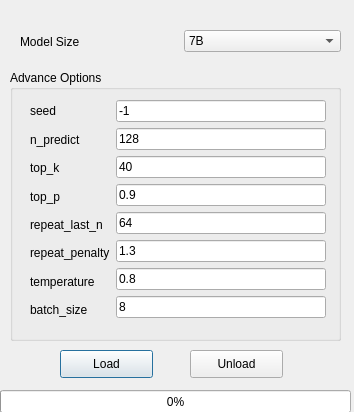
The window that modelsetting.ui (excitedplus1s/chatLLaMa) describes before a commit, drawn with Qt 5.
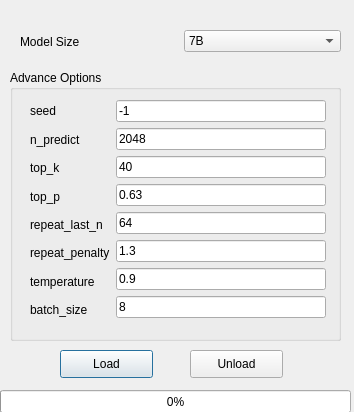
The same window after the commit.

```diff
--- a/modelsetting.ui
+++ b/modelsetting.ui
@@ -110,7 +110,7 @@
        <item>
         <widget class="QLineEdit" name="n_predict">
          <property name="text">
-          <string>128</string>
+          <string>2048</string>
          </property>
         </widget>
        </item>
@@ -124,7 +124,7 @@
        <item>
         <widget class="QLineEdit" name="top_p">
          <property name="text">
-          <string>0.9</string>
+          <string>0.63</string>
          </property>
         </widget>
        </item>
@@ -145,7 +145,7 @@
        <item>
         <widget class="QLineEdit" name="temperature">
          <property name="text">
-          <string>0.8</string>
+          <string>0.9</string>
          </property>
         </widget>
        </item>
```
